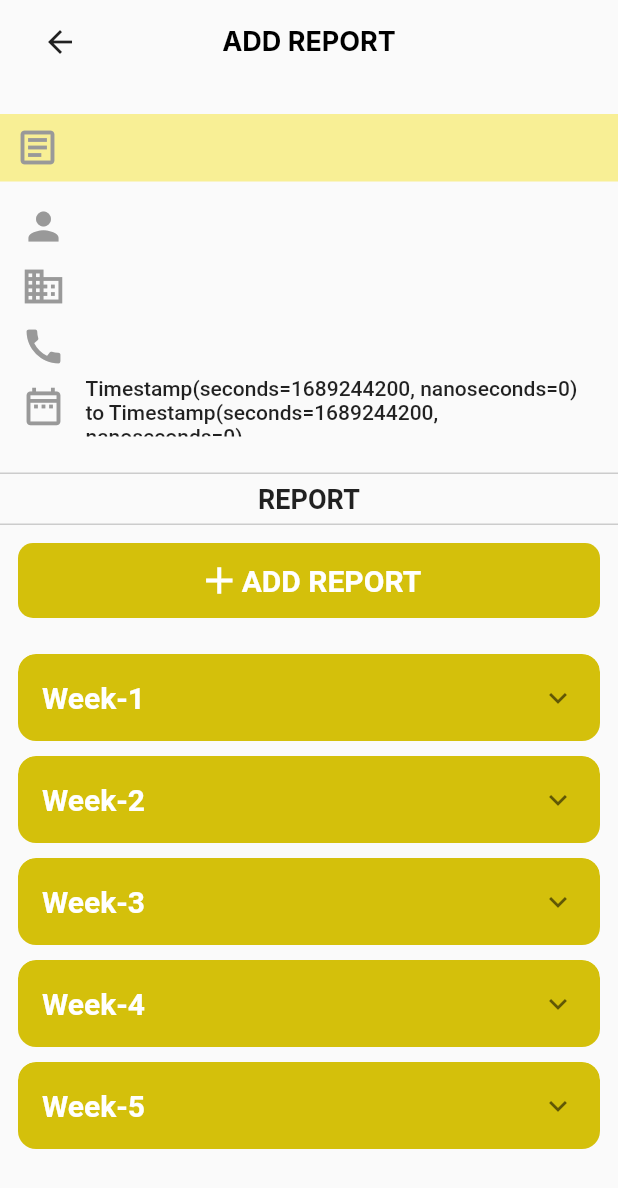
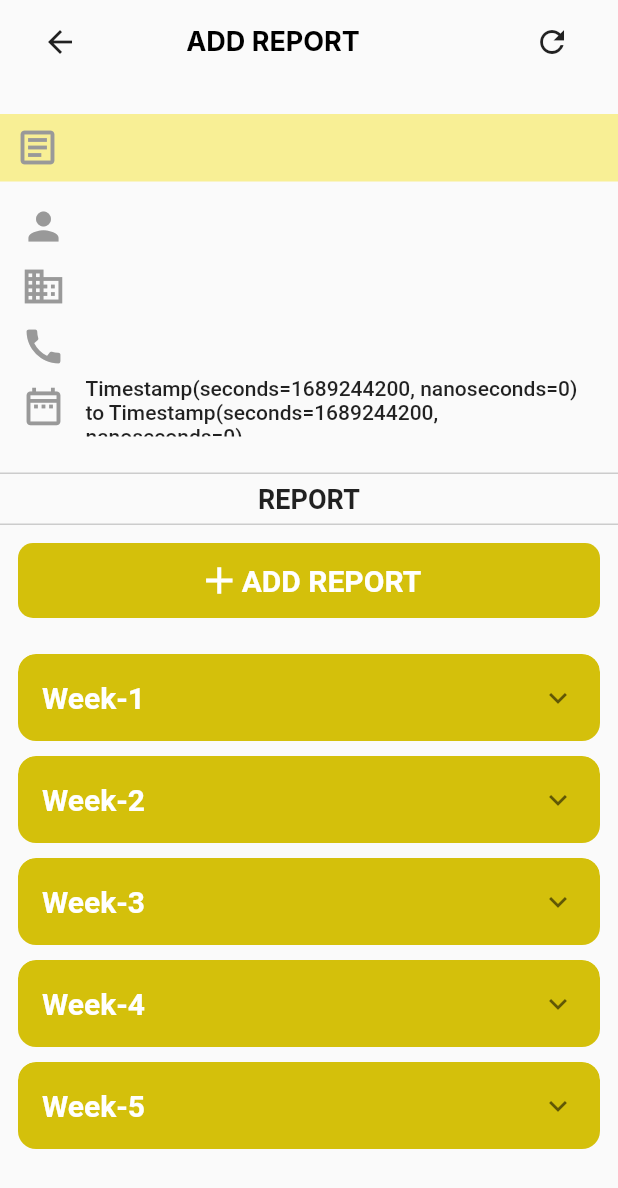
Before and after one commit to colourfulhacker/project-manager, a Flutter app: the AddReport screen opened directly with empty values, on a phone screen of 412 x 824 dp. Shown: the top 1188 px of the screen. Run offline on Flutter 3.47's test engine with Material 2 defaults, Android fonts, the phone set to English and light mode, and no system bars; our stand-ins replace cloud_firestore, firebase_core, flutter_rating_bar, get, google_fonts, shared_preferences; accounts and stored records are empty; statements that could not run were skipped.

```diff
--- a/lib/Controllers/authenticationController.dart
+++ b/lib/Controllers/authenticationController.dart
@@ -21,11 +21,12 @@ class AuthenticationController extends GetxController {
 
   loginClient(BuildContext context) async {
     try {
+      print(ProjectNamesList.projectNames);
       final usersData = await FirebaseFirestore.instance
           .collection('users')
           .doc(clientUserName.text)
           .get();
-
+      print(ProjectNamesList.projectNames);
       if (usersData.data()!['password'] == clientPassword.text &&
           ProjectNamesList.projectNames
               .contains(usersData.data()!['project-name'])) {
--- a/lib/main.dart
+++ b/lib/main.dart
@@ -1,6 +1,7 @@
 // ignore_for_file: must_be_immutable
 
 import 'package:cehpoint_project_management/Controllers/authenticationController.dart';
+import 'package:cehpoint_project_management/Controllers/project_list.dart';
 import 'package:cehpoint_project_management/screens/Authentication/login_screen.dart';
 
 import 'package:firebase_core/firebase_core.dart';
@@ -12,6 +13,7 @@ void main() async {
   WidgetsFlutterBinding.ensureInitialized();
 
   await Firebase.initializeApp();
+  await ProjectNamesList.getList();
   SystemChrome.setPreferredOrientations(
       [DeviceOrientation.portraitUp, DeviceOrientation.portraitDown]);
   runApp(MyApp());
--- a/lib/screens/ProjectManager/add_report.dart
+++ b/lib/screens/ProjectManager/add_report.dart
@@ -69,6 +69,9 @@ class _AddReportState extends State<AddReport> {
                           ),
                         ),
                         const SizedBox(width: 40),
+                        IconButton(
+                            onPressed: () => setState(() {}),
+                            icon: const Icon(Icons.refresh))
                       ],
                     ),
                   ),
```
